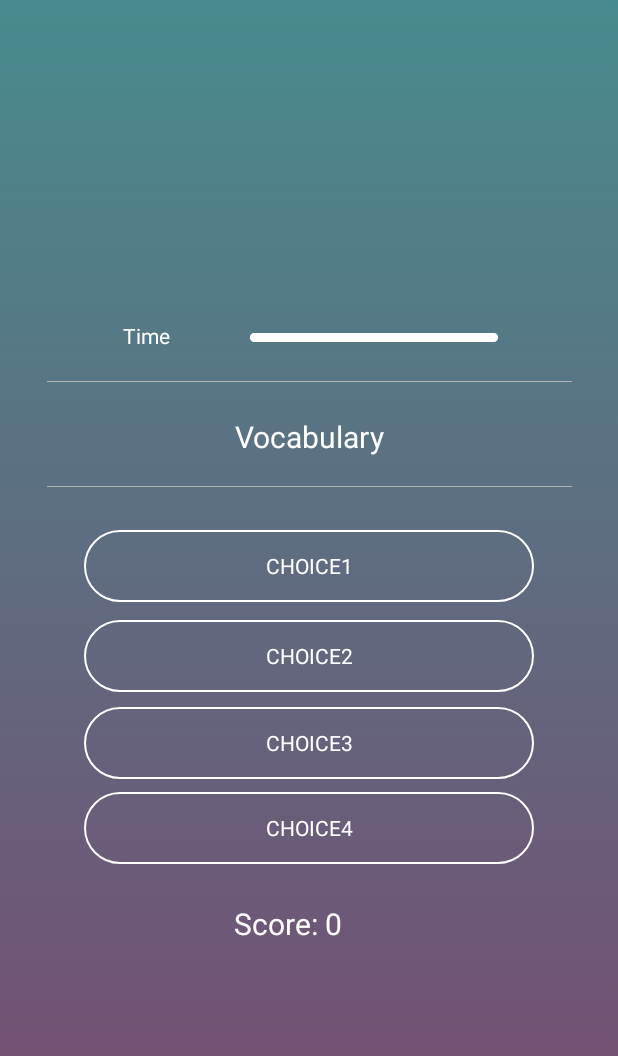
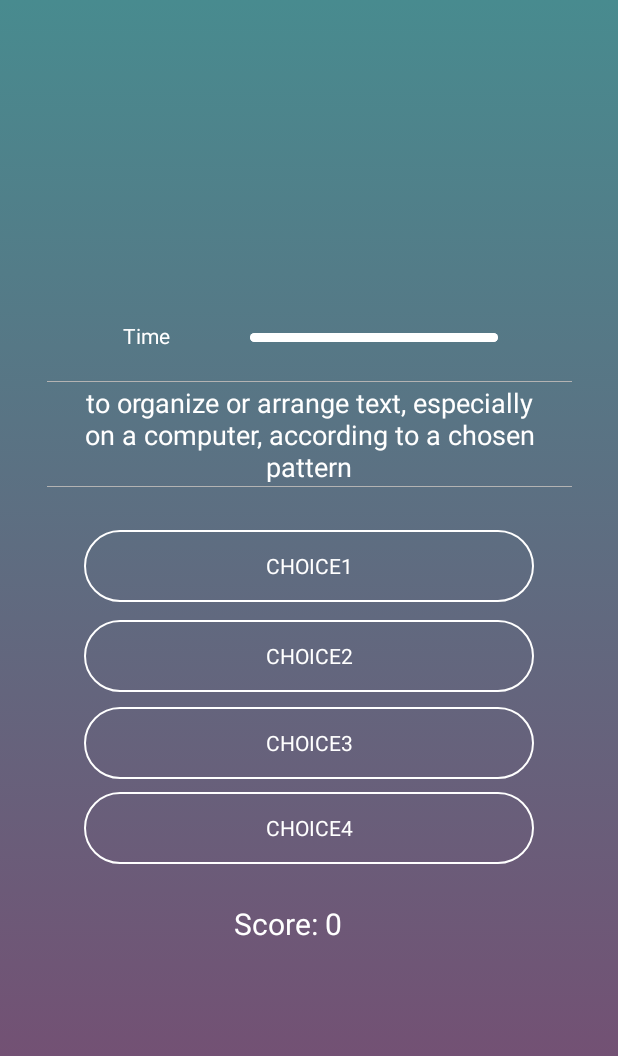
Before and after one commit to ChampBVT/Memarize, an Android app: the QuestionActivity screen opened directly, with no data from a screen before it, on a phone screen of 412 x 824 dp. Shown: the top 1056 px of the screen. Run offline under Robolectric (Android 15) with nearby library versions, the light colour scheme and no system bars; our stand-ins replace Firebase (no records; nobody signed in at launch, a user with empty details on screens opened directly); Roboto replaces fonts that are not available here; 5 statements that could not run were skipped.

Commit message:
fix logic error in question

```diff
--- /dev/null
+++ b/app/src/main/java/com/wireless/memarize/dataModel/Incorrect.kt
@@ -0,0 +1,4 @@
+package com.wireless.memarize.dataModel
+
+data class Incorrect (val word:String, val desc:String){
+}
--- a/app/src/main/res/layout/activity_question.xml
+++ b/app/src/main/res/layout/activity_question.xml
@@ -52,19 +52,21 @@
 
     <TextView
         android:id="@+id/Vocabulary"
-        android:layout_width="wrap_content"
-        android:layout_height="wrap_content"
-        android:layout_marginTop="277dp"
+        android:layout_width="fill_parent"
+        android:layout_height="65dp"
+        android:layout_marginTop="256dp"
         android:fontFamily="@font/roboto"
-        android:text="Vocabulary"
+        android:gravity="center"
+        android:paddingStart="50dp"
+        android:paddingEnd="50dp"
+        android:text="to organize or arrange text, especially on a computer, according to a chosen pattern"
         android:textColor="@color/white"
-        android:textSize="20sp"
+        android:textSize="18sp"
         app:layout_constraintEnd_toEndOf="parent"
-        app:layout_constraintHorizontal_bias="0.5"
+        app:layout_constraintHorizontal_bias="0.0"
         app:layout_constraintStart_toStartOf="parent"
         app:layout_constraintTop_toTopOf="parent"
-        tools:ignore="MissingConstraints" />
-
+        tools:ignore="MissingConstraints"/>
     <View
         android:id="@+id/barOverVocab2"
         style="@style/Divider"
```
Also changed, not shown: app/src/main/java/com/wireless/memarize/pages/play/QuestionActivity.kt (+17 -17 lines), app/src/main/java/com/wireless/memarize/pages/play/SumScoreActivity.kt (+9 -3 lines), app/src/main/java/com/wireless/memarize/viewAdapter/IncorrectWordsRecyclerViewAdapter.kt (+5 -3 lines).
